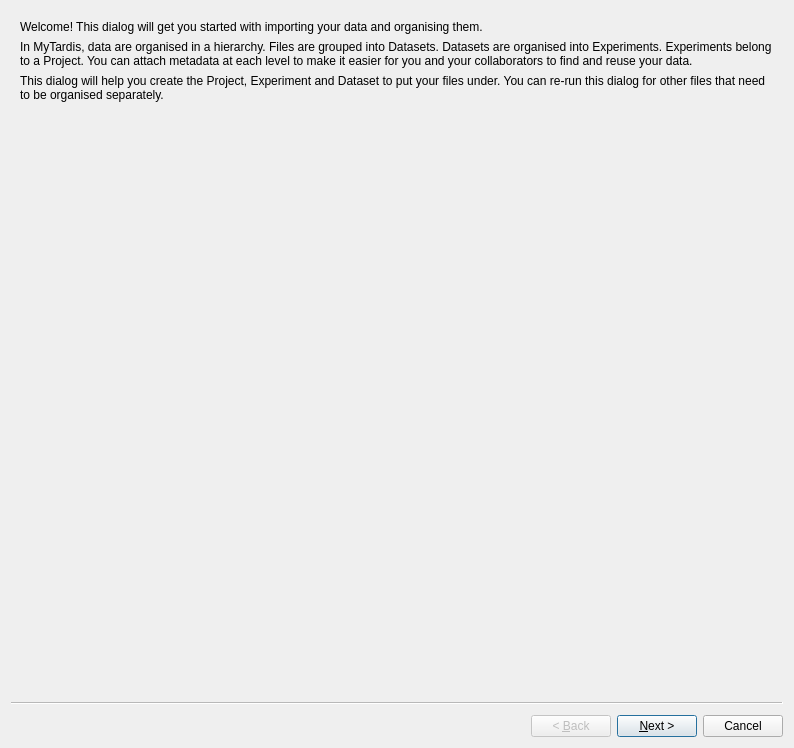
UoA-eResearch/mytardis_ime, file add-files-wizard.ui: the form before one commit.
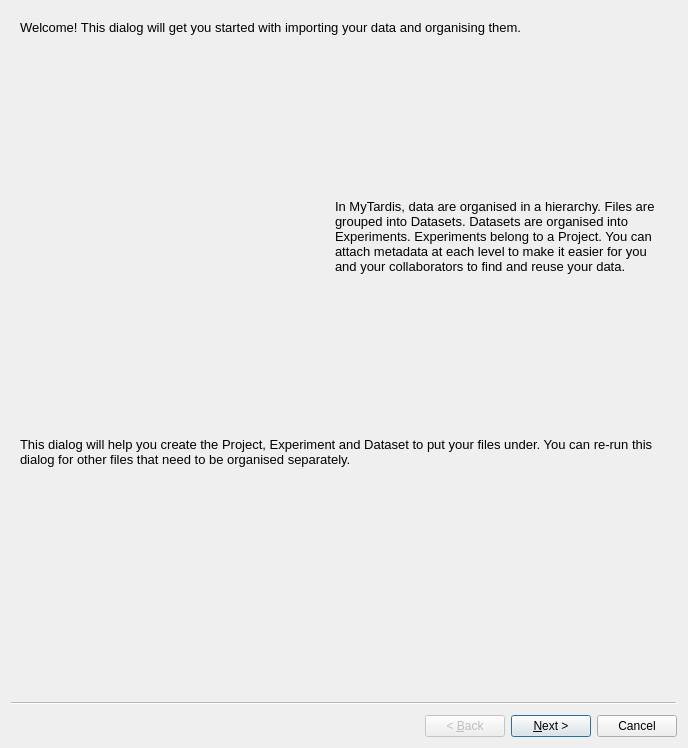
The form after the commit. Icons and pictures are not drawn.

```diff
--- a/add-files-wizard.ui
+++ b/add-files-wizard.ui
@@ -6,7 +6,7 @@
    <rect>
     <x>0</x>
     <y>0</y>
-    <width>794</width>
+    <width>688</width>
     <height>748</height>
    </rect>
   </property>
@@ -19,23 +19,107 @@
      <layout class="QVBoxLayout" name="verticalLayout">
       <item>
        <widget class="QLabel" name="label_9">
+        <property name="font">
+         <font>
+          <pointsize>10</pointsize>
+         </font>
+        </property>
         <property name="text">
          <string>Welcome! This dialog will get you started with importing your data and organising them.</string>
         </property>
-       </widget>
-      </item>
-      <item>
-       <widget class="QLabel" name="label_10">
-        <property name="text">
-         <string>In MyTardis, data are organised in a hierarchy. Files are grouped into Datasets. Datasets are organised into Experiments. Experiments belong to a Project. You can attach metadata at each level to make it easier for you and your collaborators to find and reuse your data. </string>
-        </property>
         <property name="wordWrap">
          <bool>true</bool>
         </property>
        </widget>
       </item>
+      <item>
+       <spacer name="verticalSpacer">
+        <property name="orientation">
+         <enum>Qt::Vertical</enum>
+        </property>
+        <property name="sizeType">
+         <enum>QSizePolicy::Preferred</enum>
+        </property>
+        <property name="sizeHint" stdset="0">
+         <size>
+          <width>20</width>
+          <height>40</height>
+         </size>
+        </property>
+       </spacer>
+      </item>
+      <item>
+       <widget class="QFrame" name="mytardisdatamodelexplanation">
+        <property name="minimumSize">
+         <size>
+          <width>0</width>
+          <height>310</height>
+         </size>
+        </property>
+        <layout class="QHBoxLayout" name="horizontalLayout_3">
+         <item>
+          <widget class="QLabel" name="label_12">
+           <property name="minimumSize">
+            <size>
+             <width>0</width>
+             <height>253</height>
+            </size>
+           </property>
+           <property name="maximumSize">
+            <size>
+             <width>300</width>
+             <height>16777215</height>
+            </size>
+           </property>
+           <property name="text">
+            <string/>
+           </property>
+           <property name="pixmap">
+            <pixmap resource="default.qrc">:/resources/text66-1-7.png</pixmap>
+           </property>
+          </widget>
+         </item>
+         <item>
+          <widget class="QLabel" name="label_10">
+           <property name="font">
+            <font>
+             <pointsize>10</pointsize>
+            </font>
+           </property>
+           <property name="text">
+            <string>In MyTardis, data are organised in a hierarchy. Files are grouped into Datasets. Datasets are organised into Experiments. Experiments belong to a Project. You can attach metadata at each level to make it easier for you and your collaborators to find and reuse your data. </string>
+           </property>
+           <property name="wordWrap">
+            <bool>true</bool>
+           </property>
+          </widget>
+         </item>
+        </layout>
+       </widget>
+      </item>
+      <item>
+       <spacer name="verticalSpacer_2">
+        <property name="orientation">
+         <enum>Qt::Vertical</enum>
+        </property>
+        <property name="sizeType">
+         <enum>QSizePolicy::Preferred</enum>
+        </property>
+        <property name="sizeHint" stdset="0">
+         <size>
+          <width>20</width>
+          <height>40</height>
+         </size>
+        </property>
+       </spacer>
+      </item>
       <item>
        <widget class="QLabel" name="label_11">
+        <property name="font">
+         <font>
+          <pointsize>10</pointsize>
+         </font>
+        </property>
         <property name="text">
          <string>This dialog will help you create the Project, Experiment and Dataset to put your files under. You can re-run this dialog for other files that need to be organised separately.</string>
         </property>
```
Left out of the diff: 128 changed lines with no effect on the pictures.
